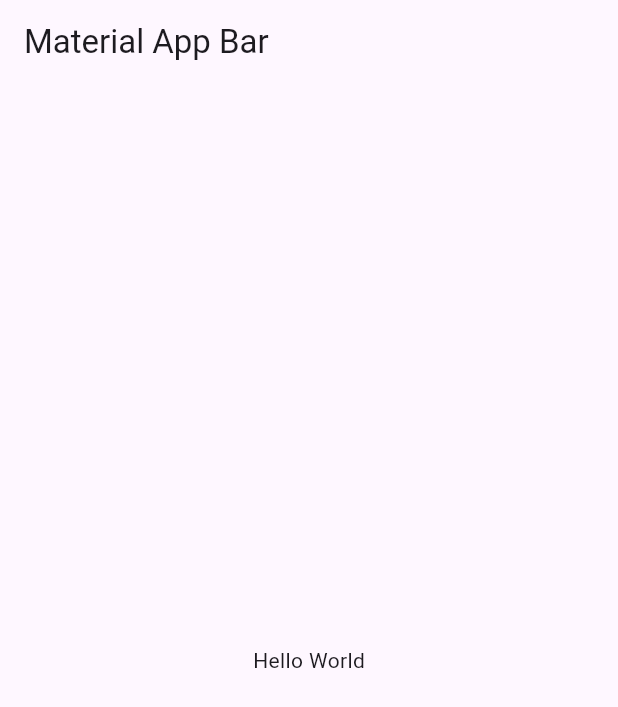
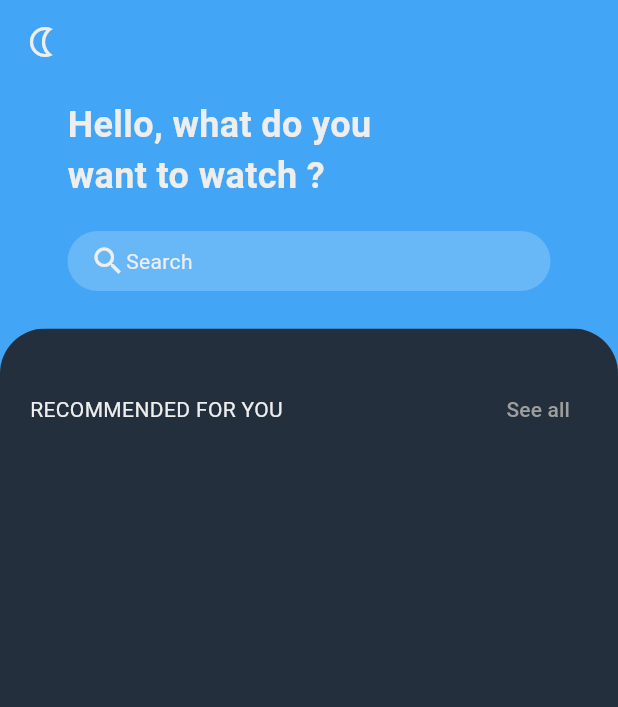
Before and after one commit to JuanPh-02/peliculas-app-flutter, a Flutter app: the screen it shows after launch, on a phone screen of 412 x 824 dp. Shown: the top 707 px of the screen. Run offline on Flutter 3.47's test engine with Material 3 defaults, Android fonts, the phone set to English and light mode, and no system bars.

Commit message:
Diseño pantalla home

```diff
--- a/lib/main.dart
+++ b/lib/main.dart
@@ -1,4 +1,5 @@
 import 'package:flutter/material.dart';
+import 'package:peliculas_prueba/screens/screens.dart';
 
 void main() => runApp(const MyApp());
 
@@ -8,14 +9,15 @@ class MyApp extends StatelessWidget {
   @override
   Widget build(BuildContext context) {
     return MaterialApp(
-      title: 'Material App',
-      home: Scaffold(
-        appBar: AppBar(
-          title: const Text('Material App Bar'),
-        ),
-        body: const Center(
-          child: Text('Hello World'),
-        ),
+      debugShowCheckedModeBanner: true,
+      title: 'Películas App',
+      initialRoute: 'home',
+      routes: {
+        'home': (_) => HomeScreen(),
+        'details': (_) => DetailsScreen()
+      },
+      theme: ThemeData.light().copyWith(
+        textTheme: TextTheme(bodyMedium: TextStyle(color: Colors.grey[200]))
       ),
     );
   }
--- /dev/null
+++ b/lib/screens/details_screen.dart
@@ -0,0 +1,16 @@
+import 'package:flutter/material.dart';
+
+class DetailsScreen extends StatelessWidget {
+  const DetailsScreen({super.key});
+
+  @override
+  Widget build(BuildContext context) {
+    return Scaffold(
+      body: Container(
+        child: Center(
+          child: Text('DetailsScreen'),
+        ),
+      ),
+    );
+  }
+}
--- /dev/null
+++ b/lib/screens/home_screen.dart
@@ -0,0 +1,100 @@
+import 'package:flutter/material.dart';
+
+class HomeScreen extends StatelessWidget {
+  const HomeScreen({super.key});
+
+  @override
+  Widget build(BuildContext context) {
+    return Scaffold(
+      // backgroundColor: Color(0xFF5086B2),
+      appBar: AppBar(
+        actions: [],
+        leading: Icon(
+          Icons.nightlight_outlined,
+          color: Colors.grey[200],
+        ),
+        backgroundColor: Colors.transparent,
+      ),
+      backgroundColor: Colors.blue[400],
+      body: SafeArea(
+        child: Column(
+          children: [
+            Padding(
+              // padding: const EdgeInsets.all(30),
+              padding: const EdgeInsets.symmetric(horizontal: 45),
+              child: Column(
+                crossAxisAlignment: CrossAxisAlignment.start,
+                children: [
+                  // Texto Inicial
+                  Container(
+                    margin: EdgeInsets.only(top: 10),
+                    // color: Colors.red,
+                    width: 250,
+                    child: Text(
+                      'Hello, what do you want to watch ?',
+                      style:
+                          TextStyle(fontSize: 24, fontWeight: FontWeight.w600),
+                    ),
+                  ),
+                  SizedBox(
+                    height: 20,
+                  ),
+
+                  // Barra de búsqueda
+                  Container(
+                    padding: EdgeInsets.symmetric(vertical: 8, horizontal: 15),
+                    decoration: BoxDecoration(
+                      color: const Color(0x33FFFFFF),
+                      borderRadius: BorderRadius.circular(20),
+                    ),
+                    // height: 30,
+                    child: Row(
+                      children: [
+                        Icon(
+                          Icons.search,
+                          color: Colors.grey[200],
+                        ),
+                        Text(
+                          'Search',
+                        ),
+                      ],
+                    ),
+                  ),
+                  SizedBox(
+                    height: 25,
+                  ),
+                ],
+              ),
+            ),
+
+            // Contenedor de Películas
+            Expanded(
+              child: ClipRRect(
+                borderRadius: BorderRadiusDirectional.only(
+                  topStart: Radius.circular(30),
+                  topEnd: Radius.circular(30),
+                ),
+                child: Container(
+                  padding: EdgeInsets.fromLTRB(20, 30, 20, 0),
+                  color: Color(0xFF232F3D),
+                  child: Column(
+                    children: [
+                      Row(
+
+                        children: [
+                          Text('RECOMMENDED FOR YOU'),
+                          Spacer(),
+                          TextButton(onPressed: () {}, child: Text('See all', style: TextStyle(color: Colors.grey),))
+                        ],
+                      )
+                    ],
+                  ),
+                ),
+              ),
+            ),
+          ],
+        ),
+      ),
+    );
+  }
+}
--- /dev/null
+++ b/lib/screens/screens.dart
@@ -0,0 +1,2 @@
+export 'package:peliculas_prueba/screens/details_screen.dart';
+export 'package:peliculas_prueba/screens/home_screen.dart';
```
